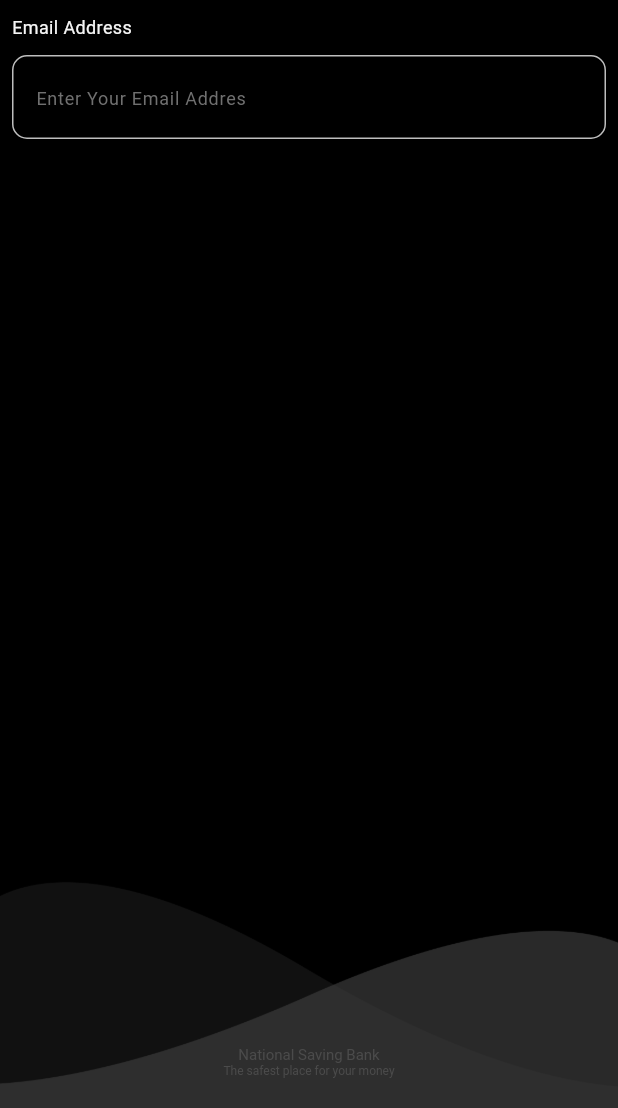
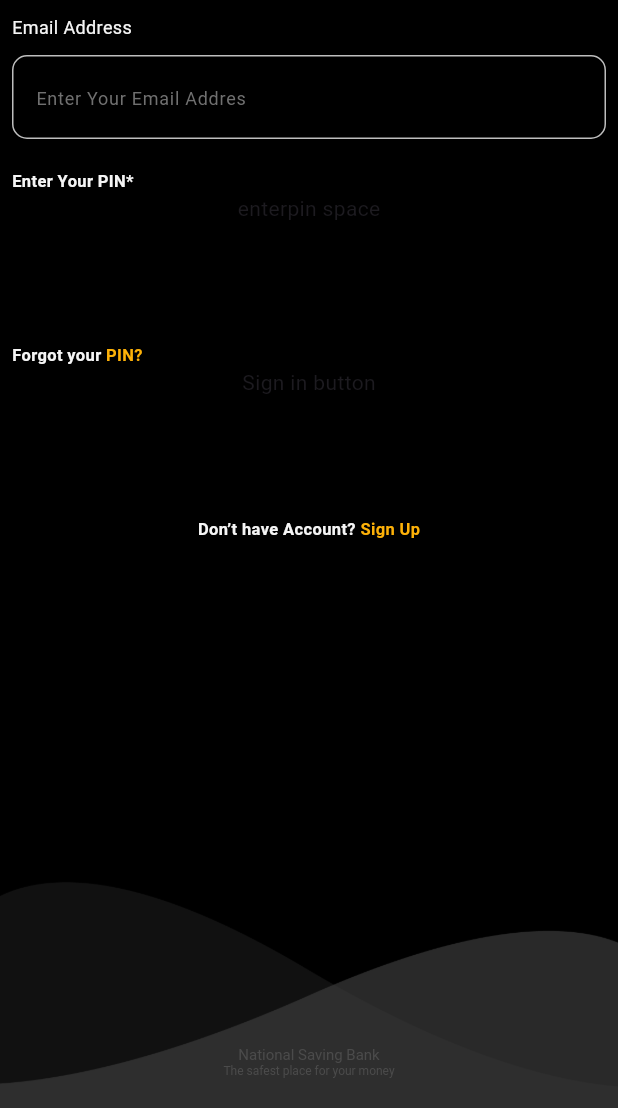
Before and after one commit to RavinduJP/nsb_remit_app, a Flutter app: the screen it shows after launch, on a phone screen of 412 x 824 dp, the part 128-1236 px from its top. Run offline on Flutter 3.47's test engine with Material 3 defaults, Android fonts, the phone set to English and light mode, and no system bars.

Commit message:
create common text

```diff
--- a/lib/screens/auth/login/sign_in_screen.dart
+++ b/lib/screens/auth/login/sign_in_screen.dart
@@ -1,7 +1,9 @@
 import 'package:flutter/cupertino.dart';
 import 'package:flutter/material.dart';
 import 'package:flutter/widgets.dart';
+import 'package:nsb_remit/utils/constants/app_colors.dart';
 import 'package:nsb_remit/widgets/common/custom_text_form_field.dart';
+import 'package:nsb_remit/widgets/common/common_text.dart';
 
 import '../../../widgets/common/common_layout.dart';
 
@@ -24,19 +26,72 @@ class _SignInScreenState extends State<SignInScreen> {
           hedingSubTitle:
               'Please provide your Credentials to \n Log In with NSB Remit',
           maxLine: 2,
-          body: CustomTextFromField(
-            controller: _emailController,
-            lableText: "Email Address",
-            hintText: "Enter Your Email Addres",
+          body: Column(
+            children: [
+              CustomTextFromField(
+                controller: _emailController,
+                lableText: "Email Address",
+                hintText: "Enter Your Email Addres",
+              ),
+              const SizedBox(
+                height: 20.0,
+              ),
+              const CommonText(
+                text: 'Enter Your PIN*',
+                whiteTextSize: 11.0,
+                alignment: Alignment.topLeft,
+                // textColor: AppColors.secondary,
+              ),
+              const SizedBox(
+                height: 100.0,
+                child: Text('enterpin space'),
+              ),
+              const Row(
+                children: [
+                  CommonText(
+                      text: 'Forgot your ',
+                      whiteTextSize: 11.0,
+                      // alignment: Alignment.topLeft
+                      ),
+                  CommonText(
+                    text: 'PIN?',
+                    whiteTextSize: 11.0,
+                    // alignment: Alignment.topLeft,
+                    textColor: AppColors.secondary,
+                  ),
+                ],
+              ),
+              const Column(
+                mainAxisAlignment: MainAxisAlignment.center,
+                children: [
+                   SizedBox(
+                    height: 100.0,
+                    child: Text('Sign in button'),
+                  ),
+                   Row(
+                    mainAxisAlignment: MainAxisAlignment.center,
+                    children: [
+                      CommonText(
+                          text: "Don’t have Account? ",
+                          whiteTextSize: 11.0,),
+                      CommonText(
+                        text: 'Sign Up',
+                        whiteTextSize: 11.0,
+                        textColor: AppColors.secondary,
+                      ),
+                    ],
+                  ),
+                ],
+              ),
+            ],
           ),
-
         ),
         Positioned(
           bottom: 0,
           left: 0,
           right: 0,
           child: Image.asset("assets/images/login_bottom_image.png"),
-        )
+        ),
       ],
     );
   }
--- /dev/null
+++ b/lib/widgets/common/common_text.dart
@@ -0,0 +1,33 @@
+import 'package:flutter/cupertino.dart';
+
+import '../../utils/constants/app_colors.dart';
+
+class CommonText extends StatelessWidget {
+  const CommonText({
+    super.key,
+    required this.text,
+    required this.whiteTextSize,
+    this.alignment,
+    this.textColor,
+  });
+
+  final String text;
+  final double whiteTextSize;
+  final Alignment? alignment;
+  final Color? textColor;
+
+  @override
+  Widget build(BuildContext context) {
+    return Container(
+      alignment: alignment,
+      child: Text(
+        text,
+        // textAlign: TextAlign.start,
+        style: TextStyle(
+            color: textColor ?? AppColors.heddingColor,
+            fontSize: whiteTextSize,
+            fontWeight: FontWeight.w600),
+      ),
+    );
+  }
+}
```
